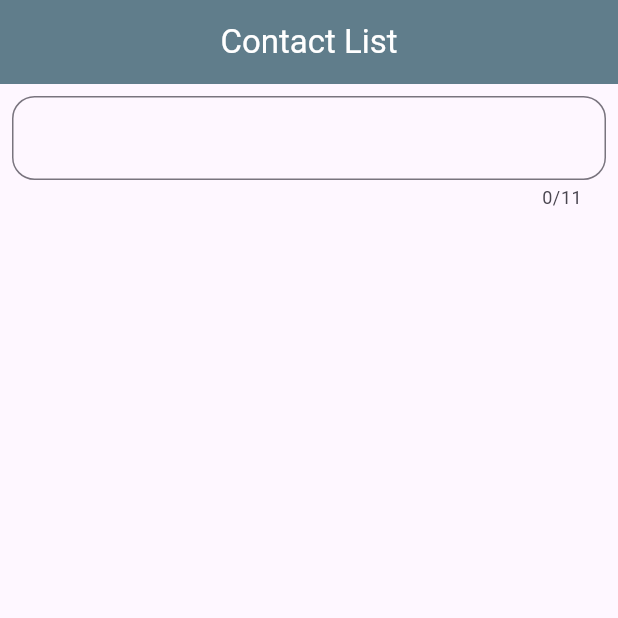
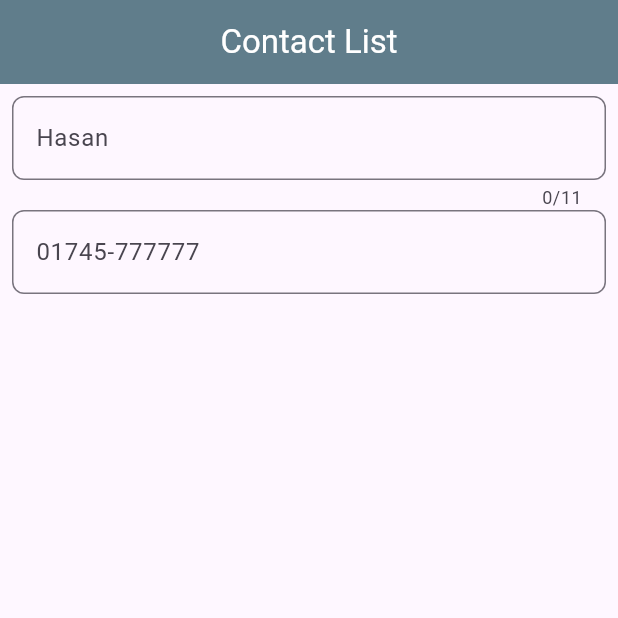
Before and after one commit to Shishir707/Live-Test, a Flutter app: the screen it shows after launch, on a phone screen of 412 x 824 dp, the top half of it. Run offline on Flutter 3.47's test engine with Material 3 defaults, Android fonts, the phone set to English and light mode, and no system bars.

Commit message:
add name field

```diff
--- a/lib/live_test_screen.dart
+++ b/lib/live_test_screen.dart
@@ -20,10 +20,19 @@ class LiveTestScreen extends StatelessWidget {
               maxLength: 11,
               cursorColor: Colors.deepPurple,
               decoration: InputDecoration(
-                hintStyle: TextStyle(color: Colors.red),
-
+                hintText: 'Hasan',
                 border: OutlineInputBorder(
-                  borderRadius: BorderRadius.circular(15),
+                  borderRadius: BorderRadius.circular(8),
+                ), // Content Padding
+              ),
+            ),
+            TextField(
+              keyboardType: TextInputType.text,
+              cursorColor: Colors.deepPurple,
+              decoration: InputDecoration(
+                hintText: '01745-777777',
+                border: OutlineInputBorder(
+                  borderRadius: BorderRadius.circular(8),
                 ), // Content Padding
               ),
             ),
```
